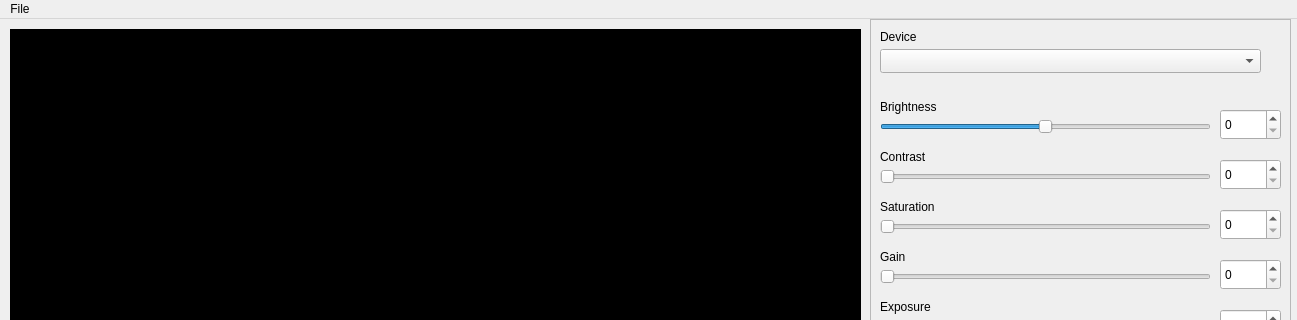
Above: AtmosphericSensorSystem/MainWindow.ui from m-riley04/ModularSensorSystem before the change; both pictures show x 0 to 1297 and y 0 to 320 of the 1297 by 838 pixel window. Below: the same form after it.
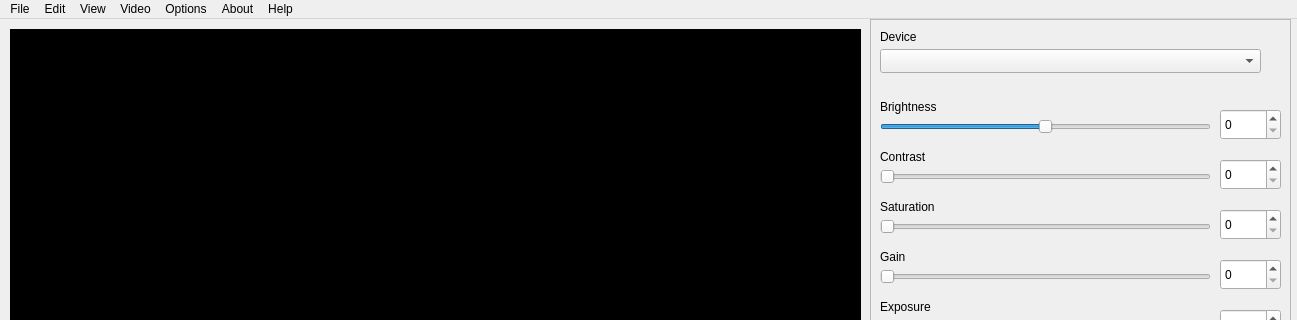
That is the form after the change.

Patch:
```diff
--- a/AtmosphericSensorSystem/MainWindow.ui
+++ b/AtmosphericSensorSystem/MainWindow.ui
@@ -393,8 +393,52 @@
     <property name="title">
      <string>File</string>
     </property>
+    <addaction name="separator"/>
+    <addaction name="actionQuit"/>
+    <addaction name="actionRestart"/>
+   </widget>
+   <widget class="QMenu" name="menuEdit">
+    <property name="title">
+     <string>Edit</string>
+    </property>
+   </widget>
+   <widget class="QMenu" name="menuOptions">
+    <property name="title">
+     <string>Options</string>
+    </property>
+   </widget>
+   <widget class="QMenu" name="menuHelp">
+    <property name="title">
+     <string>Help</string>
+    </property>
+    <addaction name="actionQuick_Start_Guide"/>
+   </widget>
+   <widget class="QMenu" name="menuVideo">
+    <property name="title">
+     <string>Video</string>
+    </property>
+    <addaction name="actionRecord"/>
+    <addaction name="actionOpen_Output_Directory"/>
+   </widget>
+   <widget class="QMenu" name="menuView">
+    <property name="title">
+     <string>View</string>
+    </property>
+   </widget>
+   <widget class="QMenu" name="menuAbout">
+    <property name="title">
+     <string>About</string>
+    </property>
+    <addaction name="actionGitHub"/>
+    <addaction name="actionCredits"/>
    </widget>
    <addaction name="menuFile"/>
+   <addaction name="menuEdit"/>
+   <addaction name="menuView"/>
+   <addaction name="menuVideo"/>
+   <addaction name="menuOptions"/>
+   <addaction name="menuAbout"/>
+   <addaction name="menuHelp"/>
   </widget>
  </widget>
  <layoutdefault spacing="6" margin="11"/>
```
Left out of the diff: 37 changed lines with no effect on the pictures.
